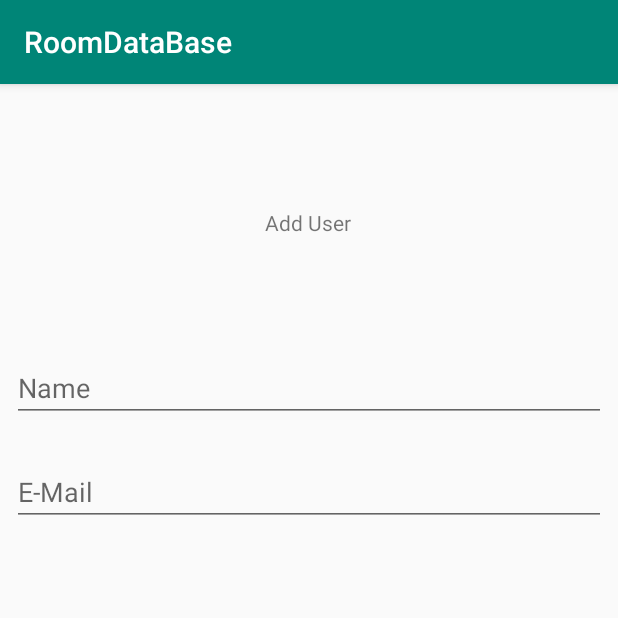
After one commit to FadyFouad/RoomDataBase, an Android app: the fragment AddFragment placed in its activity, on a phone screen of 412 x 824 dp, the top half of it. The commit adds this screen. Run offline under Robolectric (Android 15) with nearby library versions, the phone set to English and light mode, and no system bars.

Commit message:
Create Add User Fragment

```diff
--- /dev/null
+++ b/app/src/main/java/com/etatech/roomdatabase/AddFragment.java
@@ -0,0 +1,29 @@
+package com.etatech.roomdatabase;
+
+
+import android.os.Bundle;
+import android.support.v4.app.Fragment;
+import android.view.LayoutInflater;
+import android.view.View;
+import android.view.ViewGroup;
+
+
+/**
+ * A simple {@link Fragment} subclass.
+ */
+public class AddFragment extends Fragment {
+
+
+    public AddFragment() {
+        // Required empty public constructor
+    }
+
+
+    @Override
+    public View onCreateView(LayoutInflater inflater, ViewGroup container,
+                             Bundle savedInstanceState) {
+        // Inflate the layout for this fragment
+        return inflater.inflate(R.layout.fragment_add, container, false);
+    }
+
+}
--- a/app/src/main/java/com/etatech/roomdatabase/MainActivity.java
+++ b/app/src/main/java/com/etatech/roomdatabase/MainActivity.java
@@ -6,7 +6,7 @@ import android.os.Bundle;
 
 public class MainActivity extends AppCompatActivity {
 
-    private static FragmentManager manager ;
+    public static FragmentManager manager ;
 
     @Override
     protected void onCreate(Bundle savedInstanceState) {
--- a/app/src/main/java/com/etatech/roomdatabase/MainFragment.java
+++ b/app/src/main/java/com/etatech/roomdatabase/MainFragment.java
@@ -7,9 +7,10 @@ import android.support.v4.app.Fragment;
 import android.view.LayoutInflater;
 import android.view.View;
 import android.view.ViewGroup;
+import android.widget.Button;
 
 
-public class MainFragment extends Fragment {
+public class MainFragment extends Fragment implements View.OnClickListener {
 
     public MainFragment() {
         // Required empty public constructor
@@ -25,7 +26,22 @@ public class MainFragment extends Fragment {
     public View onCreateView(LayoutInflater inflater, ViewGroup container,
                              Bundle savedInstanceState) {
         // Inflate the layout for this fragment
-        return inflater.inflate(R.layout.fragment_main, container, false);
+        View view =  inflater.inflate(R.layout.fragment_main, container, false);
+        Button btnAdd = view.findViewById(R.id.btn_add_user);
+        btnAdd.setOnClickListener(this);
+        return view;
     }
 
+    @Override
+    public void onClick(View v) {
+
+        switch (v.getId()){
+            case R.id.btn_add_user:MainActivity.manager.beginTransaction()
+                    .replace(R.id.fragment_container,new AddFragment())
+                    .addToBackStack(null)
+                    .commit();
+            break;
+        }
+
+    }
 }
--- /dev/null
+++ b/app/src/main/res/layout/fragment_add.xml
@@ -0,0 +1,60 @@
+<?xml version="1.0" encoding="utf-8"?>
+<android.support.constraint.ConstraintLayout xmlns:android="http://schemas.android.com/apk/res/android"
+    xmlns:tools="http://schemas.android.com/tools"
+    android:layout_width="match_parent"
+    android:layout_height="match_parent"
+    xmlns:app="http://schemas.android.com/apk/res-auto"
+    tools:context=".AddFragment">
+
+    <!-- TODO: Update blank fragment layout -->
+
+    <TextView
+        android:id="@+id/textView"
+        android:layout_width="wrap_content"
+        android:layout_height="33dp"
+        android:layout_marginStart="8dp"
+        android:layout_marginLeft="8dp"
+        android:layout_marginTop="8dp"
+        android:layout_marginEnd="8dp"
+        android:layout_marginRight="8dp"
+        android:layout_marginBottom="652dp"
+        android:text="Add User"
+        app:layout_constraintBottom_toBottomOf="parent"
+        app:layout_constraintEnd_toEndOf="parent"
+        app:layout_constraintHorizontal_bias="0.498"
+        app:layout_constraintStart_toStartOf="parent"
+        app:layout_constraintTop_toTopOf="@+id/fragment_container"
+        app:layout_constraintVertical_bias="0.387" />
+
+
+    <EditText
+        android:id="@+id/edt_txt_name"
+        android:layout_width="match_parent"
+        android:layout_height="wrap_content"
+        android:layout_marginStart="8dp"
+        android:layout_marginLeft="8dp"
+        android:layout_marginTop="64dp"
+        android:layout_marginEnd="8dp"
+        android:layout_marginRight="8dp"
+        android:hint="Name"
+        app:layout_constraintEnd_toEndOf="parent"
+        app:layout_constraintHorizontal_bias="1.0"
+        app:layout_constraintStart_toStartOf="parent"
+        app:layout_constraintTop_toBottomOf="@+id/textView" />
+
+    <EditText
+        android:id="@+id/edt_txt_email"
+        android:layout_width="match_parent"
+        android:layout_height="wrap_content"
+        android:layout_marginStart="8dp"
+        android:layout_marginLeft="8dp"
+        android:layout_marginTop="24dp"
+        android:layout_marginEnd="8dp"
+        android:layout_marginRight="8dp"
+        android:hint="E-Mail"
+        app:layout_constraintEnd_toEndOf="parent"
+        app:layout_constraintHorizontal_bias="0.0"
+        app:layout_constraintStart_toStartOf="parent"
+        app:layout_constraintTop_toBottomOf="@+id/edt_txt_name" />
+
+</android.support.constraint.ConstraintLayout>
```
